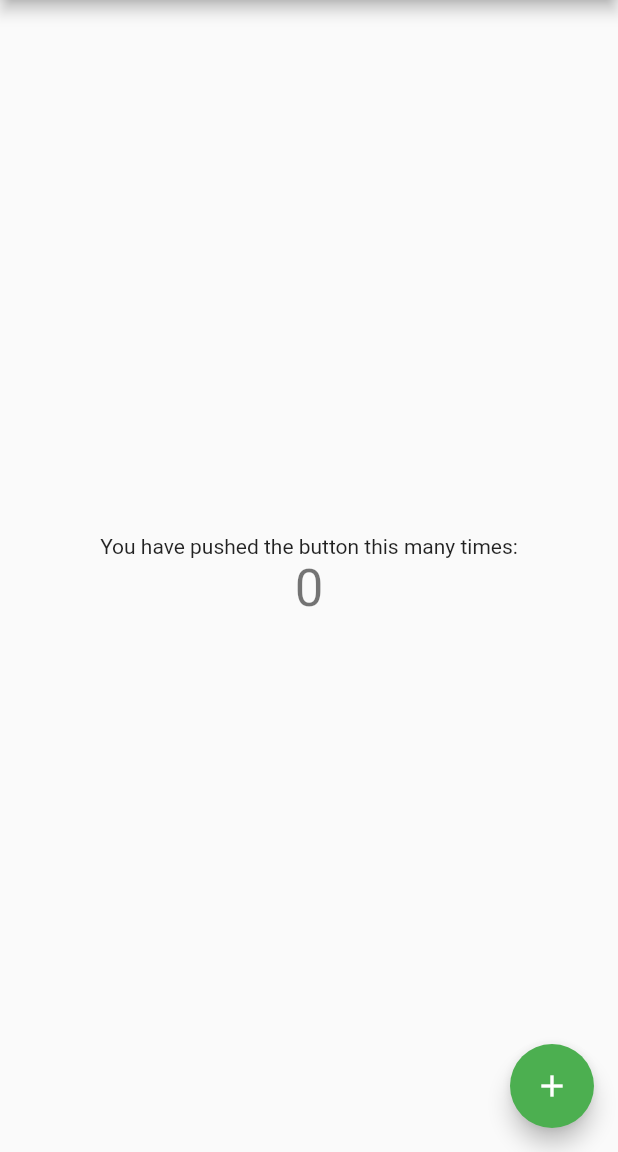
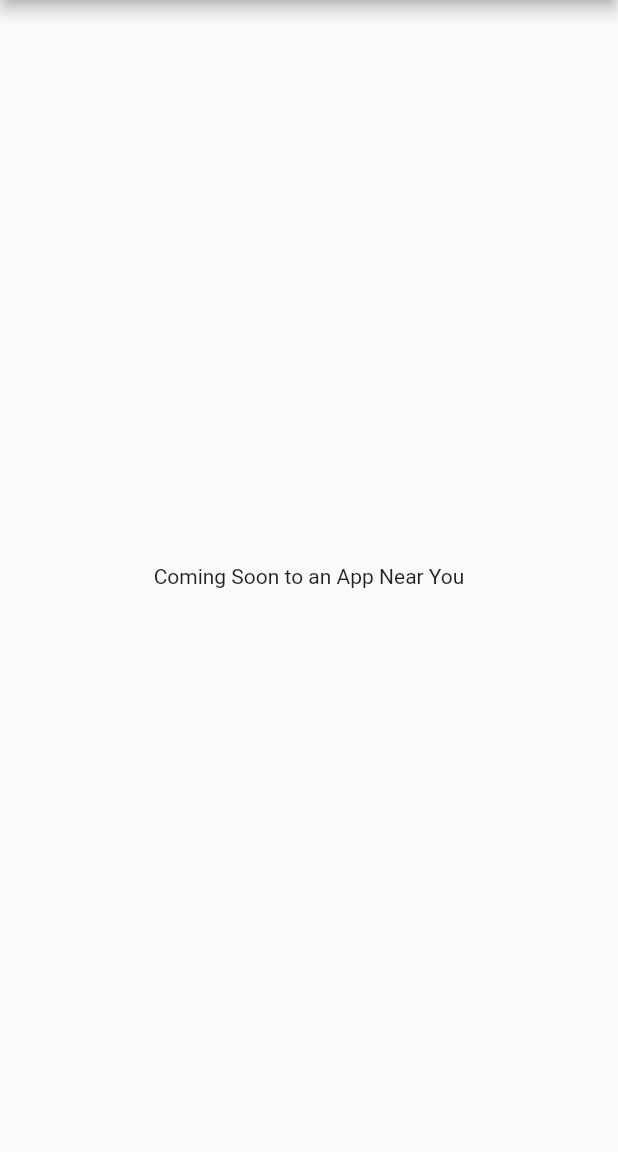
Before and after one commit to ahalsmer/once_upon_a_time, a Flutter app: the screen it shows after launch, on a phone screen of 412 x 824 dp, the part 84-1236 px from its top. Run offline on Flutter 3.47's test engine with Material 2 defaults, Android fonts, the light colour scheme and no system bars.

Commit message:
Basic app removal and new branch handling

```diff
--- a/lib/main.dart
+++ b/lib/main.dart
@@ -19,48 +19,19 @@
   }
 }
 
-class MyHomePage extends StatefulWidget {
+class MyHomePage extends StatelessWidget {
   const MyHomePage({super.key, required this.title});
 
   final String title;
 
   @override
-  State<MyHomePage> createState() => _MyHomePageState();
-}
-
-class _MyHomePageState extends State<MyHomePage> {
-  int _counter = 0;
-
-  void _incrementCounter() {
-    setState(() {
-      _counter++;
-    });
-  }
-
-  @override
   Widget build(BuildContext context) {
     return Scaffold(
       appBar: AppBar(
-        title: Text(widget.title),
+        title: Text(title),
       ),
-      body: Center(
-        child: Column(
-          mainAxisAlignment: MainAxisAlignment.center,
-          children: <Widget>[
-            const Text(
-              'You have pushed the button this many times:',
-            ),
-            Text(
-              '$_counter',
-              style: Theme.of(context).textTheme.headlineMedium,
-            ),
-          ],
-        ),
-      ),
-      floatingActionButton: FloatingActionButton(
-        onPressed: _incrementCounter,
-        tooltip: 'Increment',
-        child: const Icon(Icons.add),
+      body: const Center(
+        child: Text('Coming Soon to an App Near You'),
       ),
     );
   }
```
